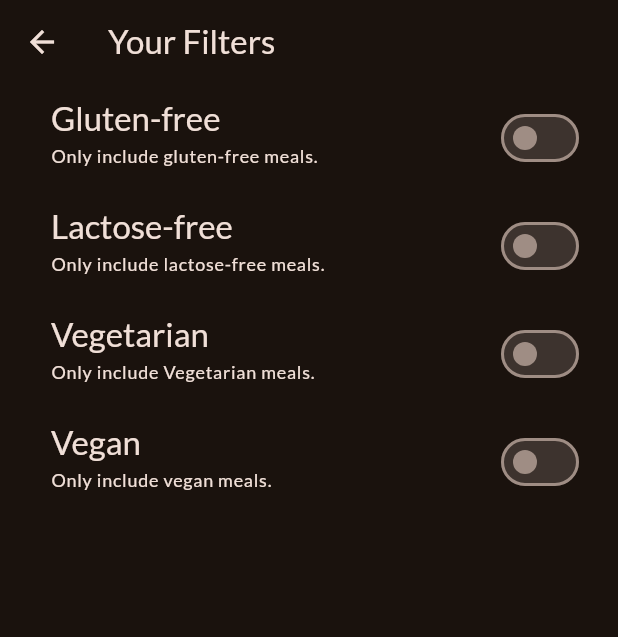
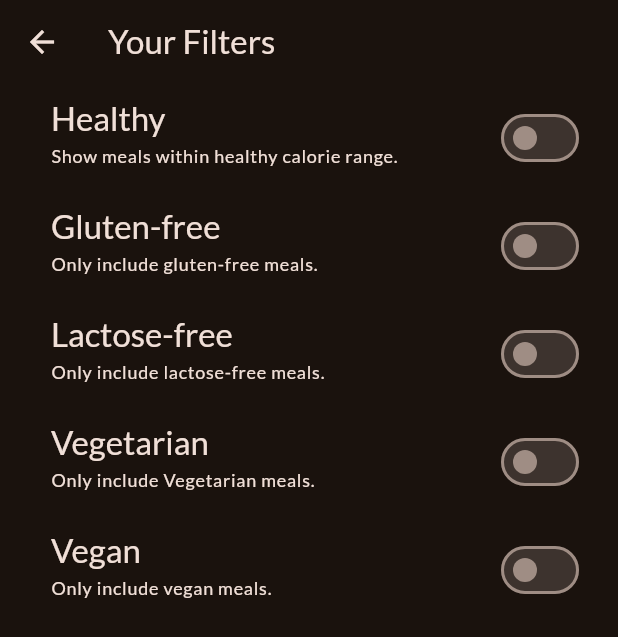
Before and after one commit to NicoSGaray/meals_app, a Flutter app: the FiltersScreen screen opened directly, on a phone screen of 412 x 824 dp. Shown: the top 637 px of the screen. Run offline on Flutter 3.47's test engine with Material 3 defaults, Android fonts, the phone set to English and light mode, and no system bars; our stand-ins replace flutter_riverpod, google_fonts, transparent_image.

Commit message:
Healthy filter + calories

```diff
--- a/lib/models/meal.dart
+++ b/lib/models/meal.dart
@@ -25,6 +25,7 @@ class Meal {
     required this.isLactoseFree,
     required this.isVegan,
     required this.isVegetarian,
+    required this.calories, // stores calories for each meal
   });
 
   final String id;
@@ -40,4 +41,5 @@ class Meal {
   final bool isLactoseFree;
   final bool isVegan;
   final bool isVegetarian;
+  final int calories;
 }
--- a/lib/provider/filters_providers.dart
+++ b/lib/provider/filters_providers.dart
@@ -6,6 +6,7 @@ enum Filters {
   lactoseFree,
   vegetarian,
   vegan,
+  healthy, //new filter to allow users to view healthy meals
 }
 
 class FiltersNotifier extends StateNotifier<Map<Filters, bool>> {
@@ -15,6 +16,7 @@ class FiltersNotifier extends StateNotifier<Map<Filters, bool>> {
           Filters.lactoseFree: false,
           Filters.vegetarian: false,
           Filters.vegan: false,
+          Filters.healthy: false, //new filter that tracks healthy meals
         });
 
   void setFilters(Map<Filters, bool> chosenFilters) {
@@ -29,12 +31,13 @@ class FiltersNotifier extends StateNotifier<Map<Filters, bool>> {
   }
 }
 
-final filtersProvider = StateNotifierProvider<FiltersNotifier, Map<Filters, bool>>(
+final filtersProvider =
+    StateNotifierProvider<FiltersNotifier, Map<Filters, bool>>(
   (ref) => FiltersNotifier(),
 );
 
 final filteredMealsProvider = Provider((ref) {
-  final meals =ref.watch(mealsProvider);
+  final meals = ref.watch(mealsProvider);
   final activeFilters = ref.watch(filtersProvider);
 
   return meals.where((meal) {
@@ -50,6 +53,12 @@ final filteredMealsProvider = Provider((ref) {
     if (activeFilters[Filters.vegan]! && !meal.isVegan) {
       return false;
     }
+    if (activeFilters[Filters.healthy]!) {
+      // filters calories by range
+      if (meal.calories < 300 || meal.calories > 600) {
+        return false; // ensures meals fit the 'healthy' range
+      }
+    }
     return true;
   }).toList();
 });
--- a/lib/screens/filters.dart
+++ b/lib/screens/filters.dart
@@ -13,12 +13,39 @@ class FiltersScreen extends ConsumerWidget {
       appBar: AppBar(
         title: const Text('Your Filters'),
       ),
-      body:  Column(
+      body: Column(
         children: [
+          SwitchListTile(
+            // new filter option for healthy meals
+            value: activeFilters[Filters.healthy]!, // tracks the healthy filter
+            onChanged: (isChecked) {
+              // updates the healthy filter when is switched
+              ref.read(filtersProvider.notifier).setFilter(
+                  Filters.healthy, isChecked); // toggles healthy filter on/off
+            },
+            title: Text(
+              'Healthy', // label for healthy filter
+              style: Theme.of(context).textTheme.titleLarge!.copyWith(
+                    color: Theme.of(context).colorScheme.onSurface,
+                  ),
+            ),
+            subtitle: Text(
+              'Show meals within healthy calorie range.', // description for the healthy filter
+              style: Theme.of(context).textTheme.labelMedium!.copyWith(
+                    color: Theme.of(context).colorScheme.onSurface,
+                  ),
+            ),
+            activeColor: Theme.of(context)
+                .colorScheme
+                .tertiary, // shows color when filter is active
+            contentPadding: const EdgeInsets.only(left: 34, right: 22),
+          ),
           SwitchListTile(
             value: activeFilters[Filters.glutenFree]!,
             onChanged: (isChecked) {
-               ref.read(filtersProvider.notifier).setFilter(Filters.glutenFree, isChecked);
+              ref
+                  .read(filtersProvider.notifier)
+                  .setFilter(Filters.glutenFree, isChecked);
             },
             title: Text(
               'Gluten-free',
@@ -38,7 +65,9 @@ class FiltersScreen extends ConsumerWidget {
           SwitchListTile(
             value: activeFilters[Filters.lactoseFree]!,
             onChanged: (isChecked) {
-               ref.read(filtersProvider.notifier).setFilter(Filters.lactoseFree, isChecked);
+              ref
+                  .read(filtersProvider.notifier)
+                  .setFilter(Filters.lactoseFree, isChecked);
             },
             title: Text(
               'Lactose-free',
@@ -58,7 +87,9 @@ class FiltersScreen extends ConsumerWidget {
           SwitchListTile(
             value: activeFilters[Filters.vegetarian]!,
             onChanged: (isChecked) {
-               ref.read(filtersProvider.notifier).setFilter(Filters.vegetarian, isChecked);
+              ref
+                  .read(filtersProvider.notifier)
+                  .setFilter(Filters.vegetarian, isChecked);
             },
             title: Text(
               'Vegetarian',
@@ -78,7 +109,9 @@ class FiltersScreen extends ConsumerWidget {
           SwitchListTile(
             value: activeFilters[Filters.vegan]!,
             onChanged: (isChecked) {
-               ref.read(filtersProvider.notifier).setFilter(Filters.vegan, isChecked);
+              ref
+                  .read(filtersProvider.notifier)
+                  .setFilter(Filters.vegan, isChecked);
             },
             title: Text(
               'Vegan',
```
Also changed, not shown: lib/data/dummy_data.dart (+10 -0 lines), lib/widgets/meal_item.dart (+9 -0 lines), pubspec.lock. Lines whose indentation alone changed are shown as unchanged.
